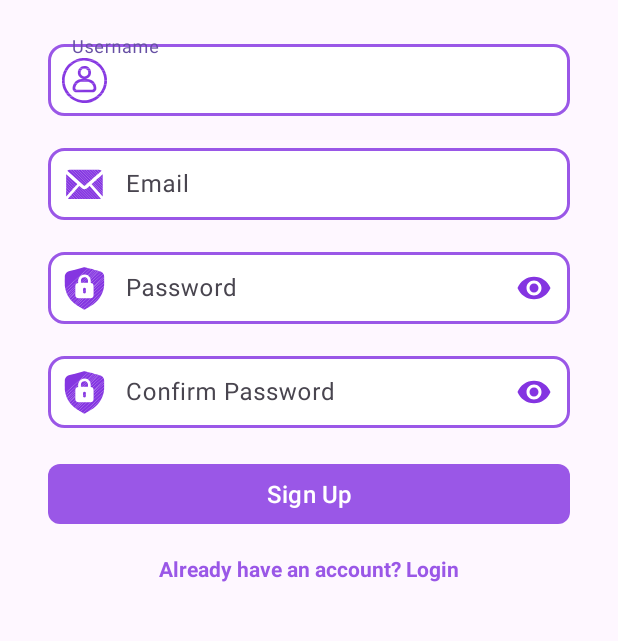
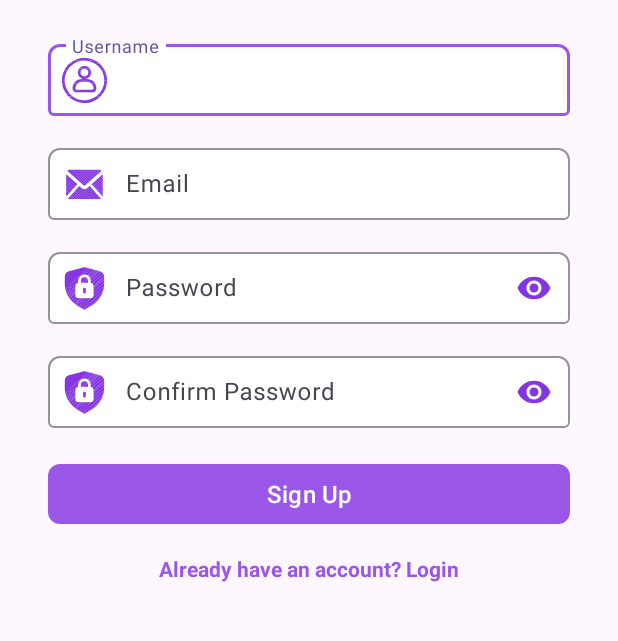
Before and after one commit to Rohit-SBP3/JournalMate, an Android app: the screen it shows after launch (SignUpActivity), after a tap on an icon or button, on a phone screen of 412 x 824 dp, the part 360-1001 px from its top. Run offline under Robolectric (Android 15) with nearby library versions, the phone set to English and light mode, and no system bars; our stand-ins replace Firebase (no records; nobody signed in at launch, a user with empty details on screens opened directly); 3 other taps on this screen came first.

Commit message:
Journal app

```diff
--- a/app/build.gradle
+++ b/app/build.gradle
@@ -61,4 +61,7 @@ dependencies {
     annotationProcessor 'com.github.bumptech.glide:compiler:4.15.1'
 
     implementation 'com.github.yalantis:ucrop:2.2.8'
+
+    implementation 'com.google.firebase:firebase-appcheck-playintegrity:18.0.0'
+
 }
--- a/app/src/main/java/com/example/journalapp/MainActivity.java
+++ b/app/src/main/java/com/example/journalapp/MainActivity.java
@@ -146,6 +146,7 @@ public class MainActivity extends AppCompatActivity {
                     }).addOnFailureListener(e -> {
                         // Handle failure cases
                         progressBar.setVisibility(View.GONE);
+                        btnLogIn.setText(R.string.login);
                         btnLogIn.setEnabled(true);
                         showSnackbar("Login failed: " + e.getMessage());
                     });
@@ -156,7 +157,7 @@ public class MainActivity extends AppCompatActivity {
 
 
     private void showSnackbar(String message) {
-        Snackbar snackbar = Snackbar.make(findViewById(R.id.rootSignUP), message, Snackbar.LENGTH_SHORT);
+        Snackbar snackbar = Snackbar.make(findViewById(R.id.rootLogin), message, Snackbar.LENGTH_SHORT);
         View snackbarView = snackbar.getView();
         snackbarView.setBackgroundColor(getColor(R.color.colorPrimary));
         TextView textView = snackbarView.findViewById(com.google.android.material.R.id.snackbar_text);
--- a/app/src/main/res/drawable/input_background.xml
+++ /dev/null
@@ -1,7 +0,0 @@
-<!-- drawable/input_background.xml -->
-<shape xmlns:android="http://schemas.android.com/apk/res/android">
-    <solid android:color="@android:color/white"/>
-    <corners android:radius="10dp"/>
-    <stroke android:width="2dp" android:color="@color/colorPrimary"/>
-    <padding android:left="10dp" android:right="10dp"/>
-</shape>
--- a/app/src/main/res/layout/activity_add_journal.xml
+++ b/app/src/main/res/layout/activity_add_journal.xml
@@ -49,7 +49,6 @@
             android:id="@+id/input_journal_title"
             android:layout_width="match_parent"
             android:layout_height="wrap_content"
-            android:background="@drawable/input_background"
             android:hint="@string/journal_title"
             android:inputType="text"
             android:minHeight="48dp"
@@ -73,7 +72,6 @@
             android:id="@+id/input_journal_thought"
             android:layout_width="match_parent"
             android:layout_height="wrap_content"
-            android:background="@drawable/input_background"
             android:gravity="top"
             android:hint="@string/thought"
             android:inputType="textMultiLine"
--- a/app/src/main/res/layout/activity_reset_password.xml
+++ b/app/src/main/res/layout/activity_reset_password.xml
@@ -77,8 +77,7 @@
             android:padding="12dp"
             android:textColor="@android:color/black"
             android:textSize="16sp"
-            android:minHeight="48dp"
-            android:background="@drawable/input_background" />
+            android:minHeight="48dp"/>
     </com.google.android.material.textfield.TextInputLayout>
 
     <!-- Reset Button with Gradient and Elevation -->
--- a/app/src/main/res/layout/activity_sign_up.xml
+++ b/app/src/main/res/layout/activity_sign_up.xml
@@ -63,8 +63,7 @@
             android:padding="12dp"
             android:textColor="@android:color/black"
             android:textSize="16sp"
-            android:minHeight="48dp"
-            android:background="@drawable/input_background" />
+            android:minHeight="48dp"/>
     </com.google.android.material.textfield.TextInputLayout>
 
     <!-- Email Input Field -->
@@ -94,8 +93,7 @@
             android:padding="12dp"
             android:textColor="@android:color/black"
             android:textSize="16sp"
-            android:minHeight="48dp"
-            android:background="@drawable/input_background" />
+            android:minHeight="48dp"/>
     </com.google.android.material.textfield.TextInputLayout>
 
     <!-- Password Input Field -->
@@ -127,8 +125,7 @@
             android:padding="12dp"
             android:textColor="@android:color/black"
             android:textSize="16sp"
-            android:minHeight="48dp"
-            android:background="@drawable/input_background" />
+            android:minHeight="48dp"/>
     </com.google.android.material.textfield.TextInputLayout>
 
     <!-- Confirm Password Input Field -->
@@ -160,8 +157,7 @@
             android:padding="12dp"
             android:textColor="@android:color/black"
             android:textSize="16sp"
-            android:minHeight="48dp"
-            android:background="@drawable/input_background" />
+            android:minHeight="48dp"/>
     </com.google.android.material.textfield.TextInputLayout>
 
     <!-- Sign Up Button -->
--- a/app/src/main/res/values/strings.xml
+++ b/app/src/main/res/values/strings.xml
@@ -8,7 +8,7 @@
     <string name="my_journal">My Journal</string>
     <string name="journalmate">JournalMate</string>
     <string name="journal_title">Journal Title</string>
-    <string name="thought">This is a description of the journal entry. It can be a bit longer and may wrap to the next line.</string>
+    <string name="thought">Journal Text</string>
     <string name="last_updated_sep_20_2024">Last updated: Sep 20, 2024</string>
     <string name="sign_up">Sign Up</string>
     <string name="already_have_an_account_login">Already have an account? Login</string>
@@ -21,7 +21,7 @@
     <string name="share_desc">This button will be used to share journals</string>
     <string name="forgot_password">Forgotten Password?</string>
     <string name="reset_password">Reset Password</string>
-    <string name="reset_password_instruction">We will send you an email with to reset your password. This may take a few minutes.</string>
+    <string name="reset_password_instruction">We will send you an email to reset your password. This may take a few minutes.</string>
     <string name="back_to_login">Back to Login</string>
     <string name="what_s_your_email_address">What\'s your email address?</string>
     <string name="email_verification_message">A verification link will be send to your email. Please click that link to verify and Login!</string>
```
Also changed, not shown: app/src/main/java/com/example/journalapp/EmailVerificationActivity.java (+9 -1 lines), app/src/main/res/layout/activity_main.xml (+2 -6 lines), app/src/main/res/drawable/crop.jpg (added), app/src/main/res/drawable/emailveri.jpg (added), app/src/main/res/drawable/emailverification.jpg (added), app/src/main/res/drawable/list.jpg (added), app/src/main/res/drawable/main.jpg (added), app/src/main/res/drawable/resetpassword.jpg (added), app/src/main/res/drawable/signup.jpg (added).
